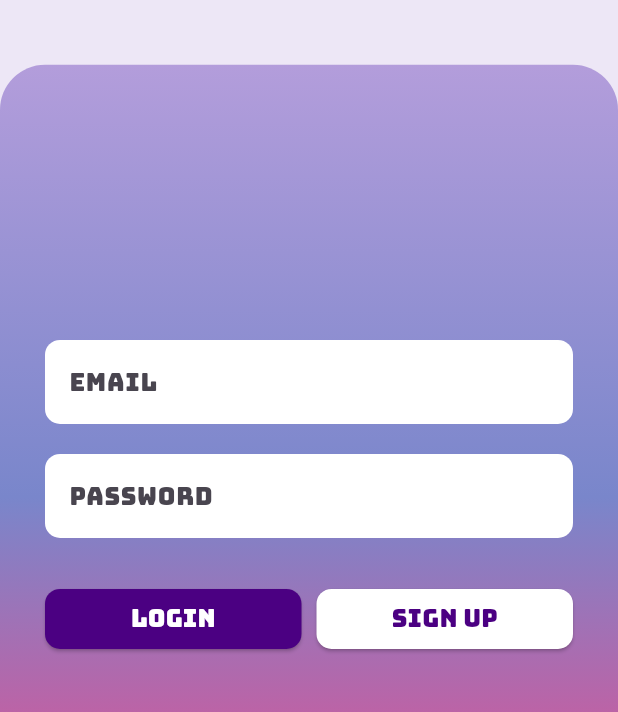
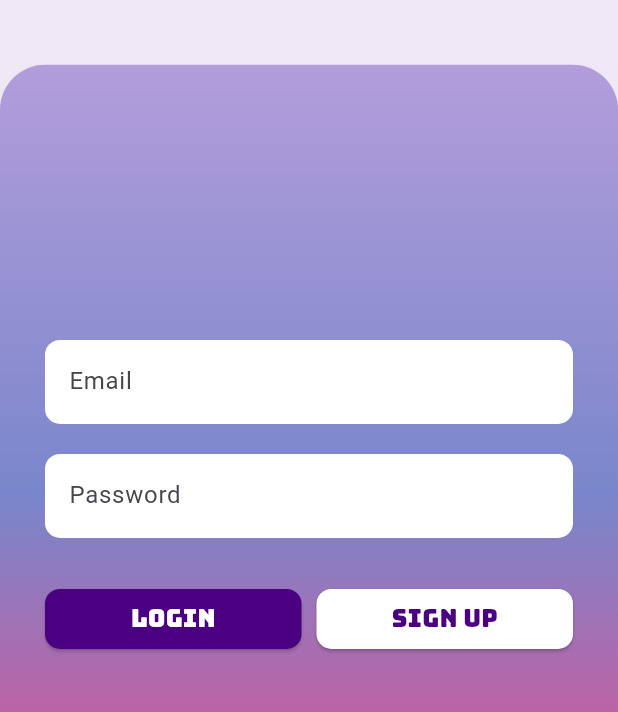
Before and after one commit to Ebrar-S/untitled_wanderLog, a Flutter app: the screen it shows after launch, on a phone screen of 412 x 824 dp, the part 306-1018 px from its top. Run offline on Flutter 3.47's test engine with Material 3 defaults, Android fonts, the phone set to English and light mode, and no system bars; our stand-ins replace firebase_auth, firebase_core, flutter_map, google_fonts, latlong2; accounts and stored records are empty; Roboto replaces fonts that are missing (Agbalumo).

Commit message:
initial style change

```diff
--- a/lib/main.dart
+++ b/lib/main.dart
@@ -20,11 +20,6 @@ class MyApp extends StatelessWidget {
     return MaterialApp(
       title: 'Firebase Auth Demo',
       debugShowCheckedModeBanner: false,
-      theme: ThemeData(
-        textTheme: GoogleFonts.bungeeTextTheme(
-          Theme.of(context).textTheme,
-        ),
-      ),
       home: const LoginPage(),
     );
   }
--- a/lib/screens/homepage.dart
+++ b/lib/screens/homepage.dart
@@ -83,7 +83,7 @@ class HomePage extends StatelessWidget {
         ],
       ),
       floatingActionButton: FloatingActionButton(
-        backgroundColor: Colors.teal,
+        backgroundColor: Colors.grey[300],
         onPressed: () {
           _showCreateFolderDialog(context);
         },
@@ -120,7 +120,7 @@ class HomePage extends StatelessWidget {
                 icon: const Icon(Icons.check),
                 label: const Text("Create"),
                 style: ElevatedButton.styleFrom(
-                  backgroundColor: Colors.teal,
+                  backgroundColor: Colors.grey[300],
                 ),
               ),
             ],
@@ -145,7 +145,7 @@ class FolderCard extends StatelessWidget {
         child: Row(
           mainAxisSize: MainAxisSize.min,
           children: [
-            const Icon(Icons.folder, color: Colors.teal),
+            const Icon(Icons.folder, color: Color(0xFF4B0082)),
             const SizedBox(width: 8),
             Text(title),
           ],
--- a/lib/screens/login.dart
+++ b/lib/screens/login.dart
@@ -77,7 +77,7 @@ class _LoginPageState extends State<LoginPage> {
                     child: Text(
                       'WanderLog',
                       style: GoogleFonts.agbalumo(
-                        textStyle: TextStyle(fontSize: 55,
+                        textStyle: const TextStyle(fontSize: 55,
                           fontWeight: FontWeight.bold,
                           color: Color(0xFF4B0082),)
                       ),
@@ -151,7 +151,12 @@ class _LoginPageState extends State<LoginPage> {
                                       borderRadius: BorderRadius.circular(10),
                                     ),
                                   ),
-                                  child: const Text('Login', style: TextStyle(fontSize: 16, color: Colors.white)),
+                                  child: Text(
+                                    'Login',
+                                    style: GoogleFonts.bungee(
+                                      textStyle: TextStyle(
+                                          fontSize: 16,
+                                          color: Colors.white)),)
                                 ),
                               ),
                               const SizedBox(width: 10),
@@ -165,7 +170,11 @@ class _LoginPageState extends State<LoginPage> {
                                       borderRadius: BorderRadius.circular(10),
                                     ),
                                   ),
-                                  child: const Text('Sign Up', style: TextStyle(fontSize: 16)),
+                                  child: Text(
+                                      'Sign Up',
+                                      style: GoogleFonts.bungee(
+                                          textStyle: TextStyle(
+                                              fontSize: 16)))
                                 ),
                               ),
                             ],
```
Also changed, not shown: lib/screens/mapscreen.dart (+73 -10 lines), lib/screens/navigation_wrapper.dart (+15 -7 lines), lib/screens/register.dart (+10 -2 lines).
